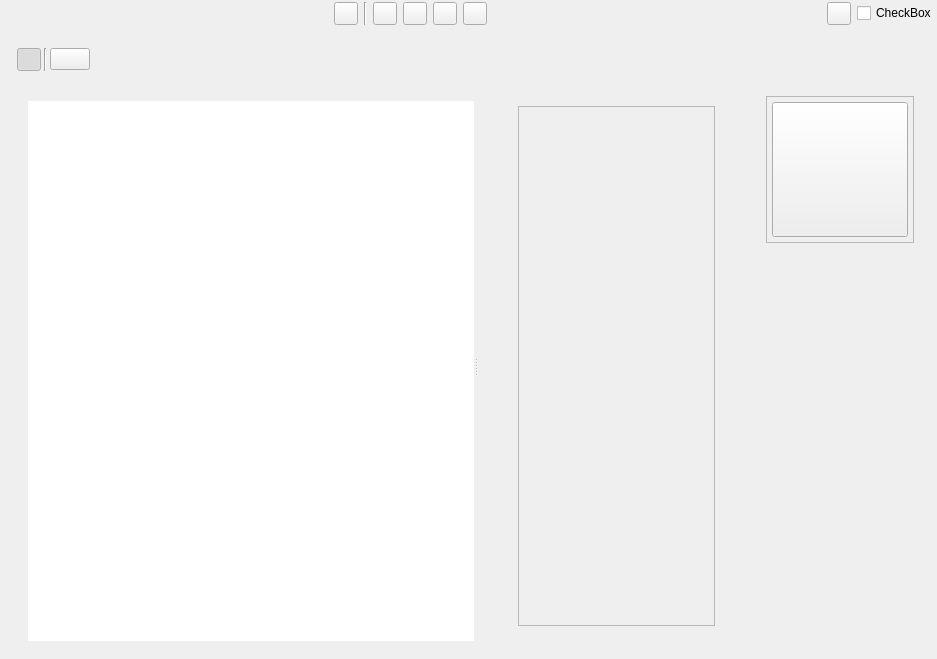
zkovari/plotlyst, file ui/world_building_view.ui: the form before one commit.
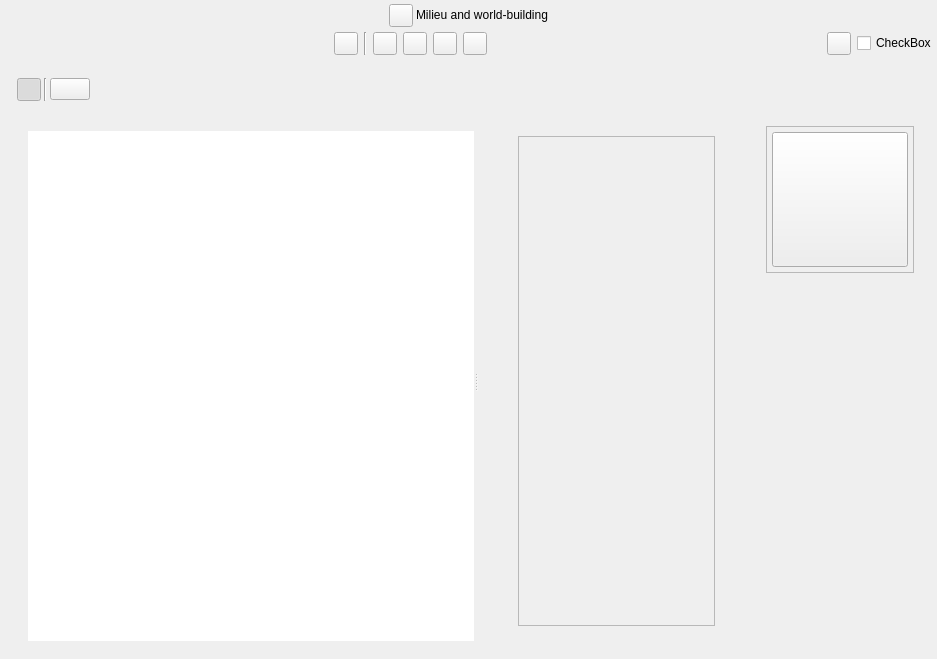
The form after the commit. The open tabs and pages were chosen to show the change. Custom widgets are drawn as their Qt base class.

Commit message: Add worldbuilding panel title

What changed in the file:
```diff
--- a/ui/world_building_view.ui
+++ b/ui/world_building_view.ui
@@ -32,6 +32,50 @@
    <property name="bottomMargin">
     <number>0</number>
    </property>
+   <item alignment="Qt::AlignHCenter">
+    <widget class="QWidget" name="widget_3" native="true">
+     <layout class="QHBoxLayout" name="horizontalLayout_11">
+      <property name="spacing">
+       <number>3</number>
+      </property>
+      <property name="leftMargin">
+       <number>5</number>
+      </property>
+      <property name="topMargin">
+       <number>2</number>
+      </property>
+      <property name="rightMargin">
+       <number>5</number>
+      </property>
+      <property name="bottomMargin">
+       <number>2</number>
+      </property>
+      <item>
+       <widget class="QToolButton" name="btnMilieuIcon">
+        <property name="text">
+         <string/>
+        </property>
+        <property name="transparent" stdset="0">
+         <bool>true</bool>
+        </property>
+       </widget>
+      </item>
+      <item>
+       <widget class="QLabel" name="lblTitleMilieu">
+        <property name="sizePolicy">
+         <sizepolicy hsizetype="Preferred" vsizetype="Maximum">
+          <horstretch>0</horstretch>
+          <verstretch>0</verstretch>
+         </sizepolicy>
+        </property>
+        <property name="text">
+         <string>Milieu and world-building</string>
+        </property>
+       </widget>
+      </item>
+     </layout>
+    </widget>
+   </item>
    <item>
     <widget class="QWidget" name="wdgButtonsHeader" native="true">
      <layout class="QHBoxLayout" name="horizontalLayout_4">
@@ -921,8 +965,8 @@
                <rect>
                 <x>0</x>
                 <y>0</y>
-                <width>277</width>
-                <height>550</height>
+                <width>162</width>
+                <height>87</height>
                </rect>
               </property>
               <property name="sizePolicy">
```
Left out of the diff: 2 changed lines with no effect on the pictures. The commit also changes 1 other file.
